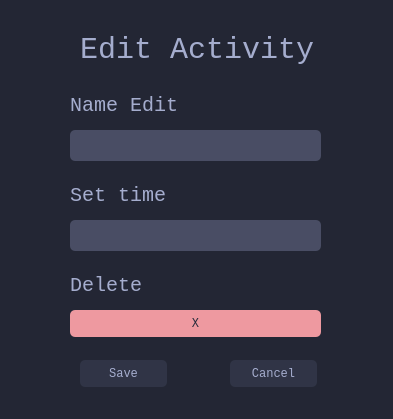
Before: the Qt Designer form ActivityEdit.ui in gluoniuum/TimeInRep, drawn with Qt 5.
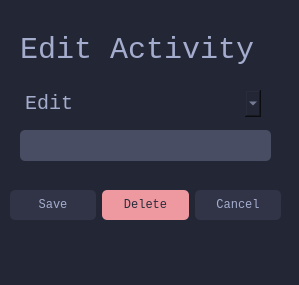
After: the same form once the commit is applied.

Commit message: просто коммит, бо велике помо, я забув що додав щось типу контекстного меню наробив

The edit to the form file:
```diff
--- a/ActivityEdit.ui
+++ b/ActivityEdit.ui
@@ -6,8 +6,8 @@
    <rect>
     <x>0</x>
     <y>0</y>
-    <width>393</width>
-    <height>419</height>
+    <width>299</width>
+    <height>285</height>
    </rect>
   </property>
   <property name="windowTitle">
@@ -19,10 +19,10 @@
 background-color: #232634;
 border-radius: 5%;</string>
   </property>
-  <widget class="QTextEdit" name="textEdit">
+  <widget class="QTextEdit" name="line">
    <property name="geometry">
     <rect>
-     <x>70</x>
+     <x>20</x>
      <y>130</y>
      <width>251</width>
      <height>31</height>
@@ -32,133 +32,10 @@
     <string notr="true">background-color:#494d64</string>
    </property>
   </widget>
-  <widget class="QLabel" name="label_2">
-   <property name="geometry">
-    <rect>
-     <x>70</x>
-     <y>90</y>
-     <width>121</width>
-     <height>31</height>
-    </rect>
-   </property>
-   <property name="styleSheet">
-    <string notr="true">font-size: 20px</string>
-   </property>
-   <property name="text">
-    <string>Name Edit</string>
-   </property>
-  </widget>
-  <widget class="QTextEdit" name="textEdit_2">
-   <property name="geometry">
-    <rect>
-     <x>70</x>
-     <y>220</y>
-     <width>251</width>
-     <height>31</height>
-    </rect>
-   </property>
-   <property name="styleSheet">
-    <string notr="true">background-color:#494d64</string>
-   </property>
-  </widget>
-  <widget class="QLabel" name="label_3">
-   <property name="geometry">
-    <rect>
-     <x>70</x>
-     <y>180</y>
-     <width>121</width>
-     <height>31</height>
-    </rect>
-   </property>
-   <property name="styleSheet">
-    <string notr="true">font-size: 20px</string>
-   </property>
-   <property name="text">
-    <string>Set time</string>
-   </property>
-  </widget>
-  <widget class="Line" name="line">
-   <property name="geometry">
-    <rect>
-     <x>7</x>
-     <y>70</y>
-     <width>391</width>
-     <height>20</height>
-    </rect>
-   </property>
-   <property name="orientation">
-    <enum>Qt::Horizontal</enum>
-   </property>
-  </widget>
-  <widget class="QLabel" name="label_4">
-   <property name="geometry">
-    <rect>
-     <x>70</x>
-     <y>270</y>
-     <width>121</width>
-     <height>31</height>
-    </rect>
-   </property>
-   <property name="styleSheet">
-    <string notr="true">font-size: 20px</string>
-   </property>
-   <property name="text">
-    <string>Delete</string>
-   </property>
-  </widget>
-  <widget class="QPushButton" name="pushButton">
-   <property name="geometry">
-    <rect>
-     <x>70</x>
-     <y>310</y>
-     <width>251</width>
-     <height>27</height>
-    </rect>
-   </property>
-   <property name="styleSheet">
-    <string notr="true">background-color:#ee99a0;
-color: #292c3c</string>
-   </property>
-   <property name="text">
-    <string>X</string>
-   </property>
-  </widget>
-  <widget class="QPushButton" name="pushButton_2">
-   <property name="geometry">
-    <rect>
-     <x>80</x>
-     <y>360</y>
-     <width>87</width>
-     <height>27</height>
-    </rect>
-   </property>
-   <property name="styleSheet">
-    <string notr="true">background-color: #303446;</string>
-   </property>
-   <property name="text">
-    <string>Save</string>
-   </property>
-  </widget>
-  <widget class="QPushButton" name="pushButton_3">
-   <property name="geometry">
-    <rect>
-     <x>230</x>
-     <y>360</y>
-     <width>87</width>
-     <height>27</height>
-    </rect>
-   </property>
-   <property name="styleSheet">
-    <string notr="true">background-color: #303446;</string>
-   </property>
-   <property name="text">
-    <string>Cancel</string>
-   </property>
-  </widget>
   <widget class="QLabel" name="label">
    <property name="geometry">
     <rect>
-     <x>80</x>
+     <x>20</x>
      <y>20</y>
      <width>241</width>
      <height>61</height>
@@ -175,6 +52,108 @@
     <string>Edit Activity</string>
    </property>
   </widget>
+  <widget class="QComboBox" name="comboBox">
+   <property name="geometry">
+    <rect>
+     <x>20</x>
+     <y>90</y>
+     <width>241</width>
+     <height>27</height>
+    </rect>
+   </property>
+   <property name="styleSheet">
+    <string notr="true">font-size: 20px;</string>
+   </property>
+   <item>
+    <property name="text">
+     <string>Edit</string>
+    </property>
+   </item>
+   <item>
+    <property name="text">
+     <string>Set Time</string>
+    </property>
+   </item>
+  </widget>
+  <widget class="QWidget" name="layoutWidget">
+   <property name="geometry">
+    <rect>
+     <x>10</x>
+     <y>180</y>
+     <width>271</width>
+     <height>51</height>
+    </rect>
+   </property>
+   <layout class="QHBoxLayout" name="horizontalLayout">
+    <item>
+     <widget class="QPushButton" name="buttSave">
+      <property name="sizePolicy">
+       <sizepolicy hsizetype="Minimum" vsizetype="Fixed">
+        <horstretch>0</horstretch>
+        <verstretch>0</verstretch>
+       </sizepolicy>
+      </property>
+      <property name="minimumSize">
+       <size>
+        <width>0</width>
+        <height>30</height>
+       </size>
+      </property>
+      <property name="styleSheet">
+       <string notr="true">background-color: #303446;</string>
+      </property>
+      <property name="text">
+       <string>Save</string>
+      </property>
+     </widget>
+    </item>
+    <item>
+     <widget class="QPushButton" name="deleteButt">
+      <property name="sizePolicy">
+       <sizepolicy hsizetype="Minimum" vsizetype="Fixed">
+        <horstretch>0</horstretch>
+        <verstretch>0</verstretch>
+       </sizepolicy>
+      </property>
+      <property name="minimumSize">
+       <size>
+        <width>0</width>
+        <height>30</height>
+       </size>
+      </property>
+      <property name="styleSheet">
+       <string notr="true">background-color:#ee99a0;
+color: #292c3c</string>
+      </property>
+      <property name="text">
+       <string>Delete</string>
+      </property>
+     </widget>
+    </item>
+    <item>
+     <widget class="QPushButton" name="buttCancel">
+      <property name="sizePolicy">
+       <sizepolicy hsizetype="Minimum" vsizetype="Fixed">
+        <horstretch>0</horstretch>
+        <verstretch>0</verstretch>
+       </sizepolicy>
+      </property>
+      <property name="minimumSize">
+       <size>
+        <width>0</width>
+        <height>30</height>
+       </size>
+      </property>
+      <property name="styleSheet">
+       <string notr="true">background-color: #303446;</string>
+      </property>
+      <property name="text">
+       <string>Cancel</string>
+      </property>
+     </widget>
+    </item>
+   </layout>
+  </widget>
  </widget>
  <resources/>
  <connections/>
```
The commit also changes 1 other file.
